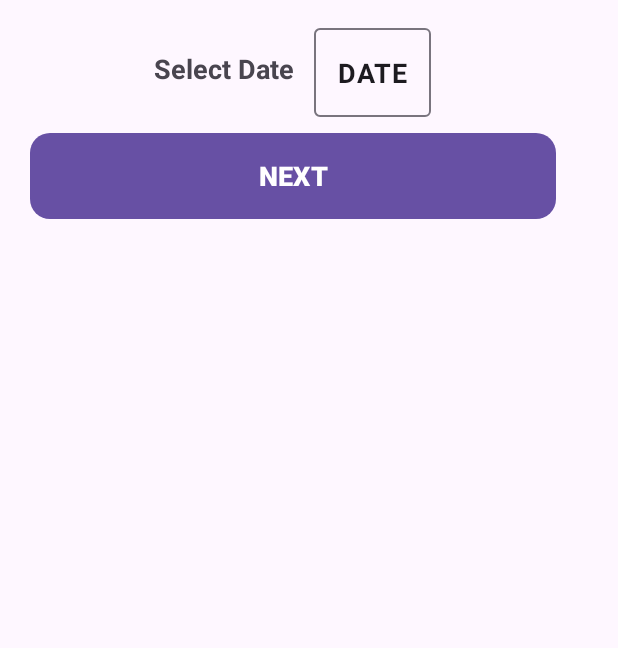
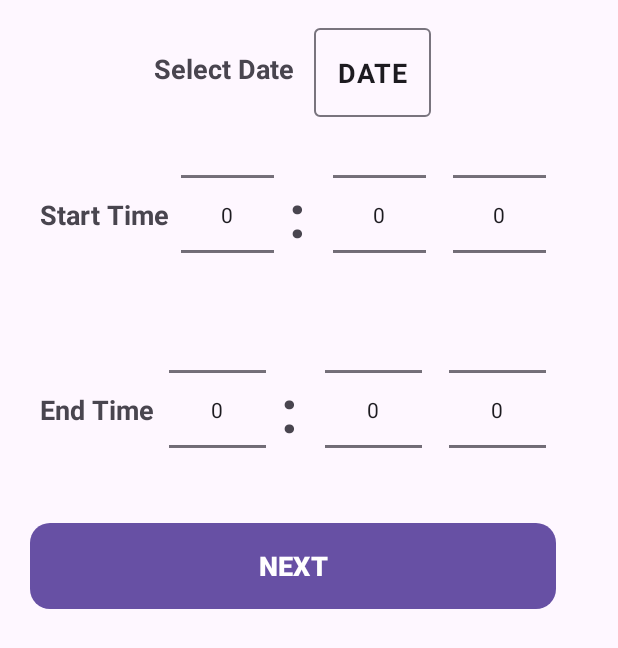
Before and after one commit to vineelvanjari/CollegeAttendence, an Android app: the layout date_dialog_box.xml on its own in the app's theme, with its tools: preview values and no code run, on a phone screen of 412 x 824 dp. Shown: the top 648 px of the screen. Run offline under Robolectric (Android 15) with nearby library versions, the phone set to English and light mode, and no system bars.

```diff
--- a/app/src/main/java/com/vv/collegeattendence/AttendenceList.java
+++ b/app/src/main/java/com/vv/collegeattendence/AttendenceList.java
@@ -44,11 +44,12 @@ public class AttendenceList extends AppCompatActivity{
             String semister= TableNameSplit[1].replace("$"," ");
             String section= TableNameSplit[2].replace("$"," ");
             String date = getIntent().getStringExtra("date");
+            String startEndTime=getIntent().getStringExtra("startEndTime");
             subjectNameTV.setText(subject);
             semisterTV.setText(semister);
             sectionTV.setText(section);
             dateTV.setText(date);
-            String finalDate="_"+date;
+            String finalDate="_"+date+startEndTime;
             RecyclerView recyclerView = findViewById(R.id.attendenceRecycle);
             recyclerView.setLayoutManager(new LinearLayoutManager(this));
             DataBase database = new DataBase(this);
--- a/app/src/main/res/drawable/border_line.xml
+++ b/app/src/main/res/drawable/border_line.xml
@@ -6,6 +6,7 @@
                />
             <stroke
                 android:color="#000"
+
                 android:width="@dimen/_1sdp"/>
             <solid android:color="@color/white"/>
 
--- a/app/src/main/res/layout/date_dialog_box.xml
+++ b/app/src/main/res/layout/date_dialog_box.xml
@@ -42,9 +42,96 @@
 
  </LinearLayout>
     <LinearLayout
-        android:layout_width="wrap_content"
-        android:layout_height="wrap_content">
+        android:layout_width="match_parent"
+        android:layout_height="@dimen/_100sdp"
+        android:gravity="center"
+        android:paddingHorizontal="@dimen/_10sdp"
+        android:orientation="horizontal">
+        <TextView
+            android:layout_width="wrap_content"
+            android:layout_height="wrap_content"
+            android:text="Start Time  "
+            android:textStyle="bold"
+            android:layout_weight="1"
+            android:textSize="@dimen/_14sdp"
+            />
+
+        <NumberPicker
+            android:id="@+id/hourPickerStart"
+            android:layout_width="wrap_content"
+            android:layout_height="@dimen/_100sdp"
+            android:layout_weight="1" />
+
+        <TextView
+            android:layout_width="wrap_content"
+            android:layout_height="wrap_content"
+            android:textStyle="bold"
+            android:text=" :"
+            android:textSize="@dimen/_30sdp"
+            />
+        <NumberPicker
+            android:id="@+id/minutePickerStart"
+            android:layout_width="wrap_content"
+            android:layout_height="wrap_content"
+            android:layout_marginStart="@dimen/_14sdp"
+            android:layout_weight="1"
+            />
+
+        <NumberPicker
+            android:id="@+id/amPmToggleStart"
+            android:layout_width="wrap_content"
+            android:layout_height="wrap_content"
+            android:layout_weight="1"
+            android:layout_marginStart="@dimen/_14sdp"
+            />
+
     </LinearLayout>
+    <LinearLayout
+        android:paddingHorizontal="@dimen/_10sdp"
+        android:layout_width="match_parent"
+        android:layout_height="@dimen/_100sdp"
+        android:gravity="center"
+        android:orientation="horizontal">
+        <TextView
+            android:layout_width="wrap_content"
+            android:layout_height="wrap_content"
+            android:text="End Time  "
+            android:textStyle="bold"
+            android:layout_weight="1"
+            android:textSize="@dimen/_14sdp"
+            />
+
+        <NumberPicker
+            android:id="@+id/hourPickerEnd"
+            android:layout_width="wrap_content"
+            android:layout_height="@dimen/_100sdp"
+            android:layout_weight="1" />
+
+        <TextView
+            android:layout_width="wrap_content"
+            android:layout_height="wrap_content"
+            android:textStyle="bold"
+            android:text=" :"
+            android:textSize="@dimen/_30sdp"
+            />
+        <NumberPicker
+            android:id="@+id/minutePickerEnd"
+            android:layout_width="wrap_content"
+            android:layout_height="wrap_content"
+            android:layout_marginStart="@dimen/_14sdp"
+            android:layout_weight="1"
+            />
+
+        <NumberPicker
+            android:id="@+id/amPmToggleEnd"
+            android:layout_width="wrap_content"
+            android:layout_height="wrap_content"
+            android:layout_weight="1"
+            android:layout_marginStart="@dimen/_14sdp"
+            />
+
+    </LinearLayout>
+
     <Button
         android:id="@+id/next"
         android:layout_height="@dimen/_50sdp"
```
Also changed, not shown: app/src/main/java/com/vv/collegeattendence/BottomSheetDialogFrg.java (+83 -9 lines).
